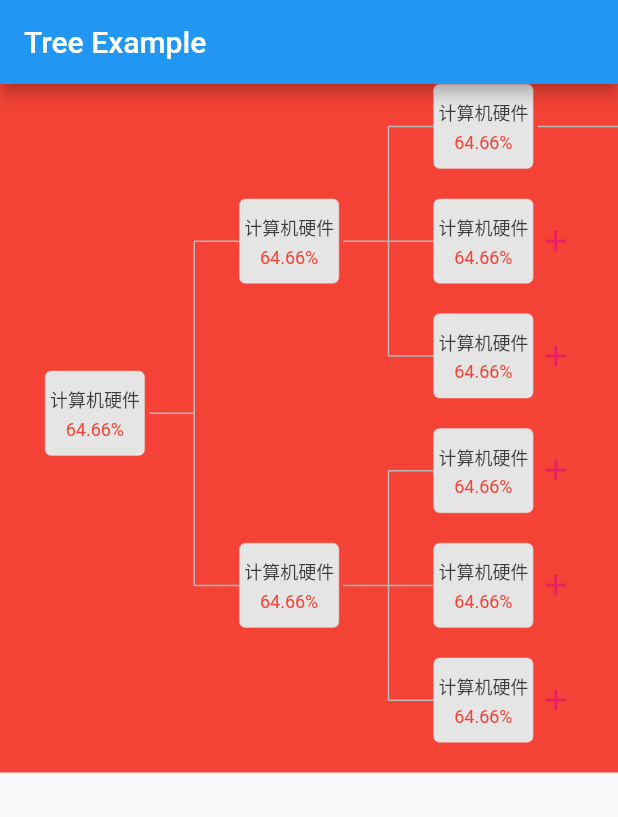
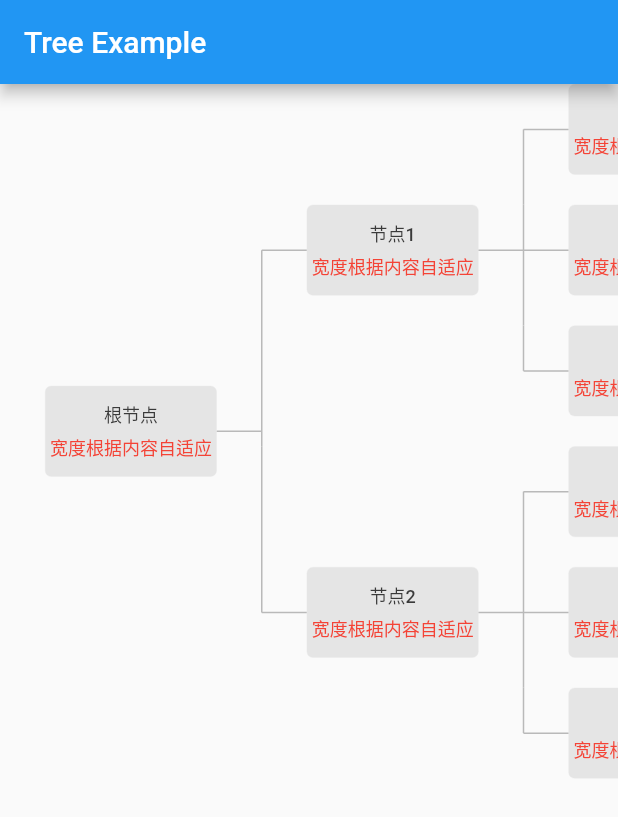
Before and after one commit to WillieWu/w_flutter_tree, a Flutter app: the screen it shows after launch, on a phone screen of 412 x 824 dp. Shown: the top 817 px of the screen. Run offline on Flutter 3.47's test engine with Material 2 defaults, Android fonts, the phone set to English and light mode, and no system bars.

Commit message:
refactor: 移除无用代码

```diff
--- a/example/lib/custom_tree_node.dart
+++ b/example/lib/custom_tree_node.dart
@@ -16,28 +16,28 @@ class TreeModel with TreeNode<TreeModel> {
   }
 }
 
-class CustomTreeNodeWidget<T extends TreeNode> extends StatelessWidget {
+class CustomTreeNodeWidget extends StatelessWidget {
   const CustomTreeNodeWidget({
     required this.data,
     super.key,
   });
 
-  final T data;
+  final TreeModel data;
 
   @override
   Widget build(BuildContext context) {
     return Row(
       crossAxisAlignment: CrossAxisAlignment.start,
       children: [
-        const PlateNodeWidget(
-          title: '计算机硬件',
-          subTitle: '64.66%',
+        PlateNodeWidget(
+          title: data.name,
+          subTitle: '宽度根据内容自适应',
           subTitleColor: Colors.red,
           isSelected: false,
         ),
-        const SizedBox(
-          width: 3,
-        ),
+        // const SizedBox(
+        //   width: 3,
+        // ),
         if (data.getChildren.isEmpty)
           const Padding(
             padding: EdgeInsets.only(top: 16),
--- a/example/lib/main.dart
+++ b/example/lib/main.dart
@@ -32,28 +32,33 @@ class _MyAppState extends State<MyApp> {
             SingleChildScrollView(
               scrollDirection: Axis.horizontal,
               physics: const AlwaysScrollableScrollPhysics(),
-              child: Container(
-                color: Colors.red,
               child: TreeWidget<TreeModel>(
                 node: TreeModel(
-                    name: '0',
+                  name: '根节点',
                   trees: [
-                      TreeModel(name: '1', trees: [
-                        TreeModel(name: '2', trees: [TreeModel(name: '7')]),
-                        TreeModel(name: '3'),
-                        TreeModel(name: '4'),
+                    TreeModel(name: '节点1', trees: [
+                      TreeModel(
+                        name: '节点1-1',
+                        trees: [
+                          TreeModel(name: '节点1-1-1'),
+                        ],
+                      ),
+                      TreeModel(name: '节点1-2'),
+                      TreeModel(name: '节点1-3'),
                     ]),
-                      TreeModel(name: '4', trees: [
-                        TreeModel(name: '5'),
-                        TreeModel(name: '6'),
-                        TreeModel(name: '4'),
-                      ]),
+                    TreeModel(
+                      name: '节点2',
+                      trees: [
+                        TreeModel(name: '节点2-1'),
+                        TreeModel(name: '节点2-2'),
+                        TreeModel(name: '节点2-3'),
+                      ],
+                    ),
                   ],
                 ),
                 builder: (node) {
                   return CustomTreeNodeWidget(data: node);
                 },
-                ),
               ),
             )
           ],
```
Also changed, not shown: lib/tree/custom_tree_widget.dart (+3 -19 lines). Lines whose indentation alone changed are shown as unchanged.
